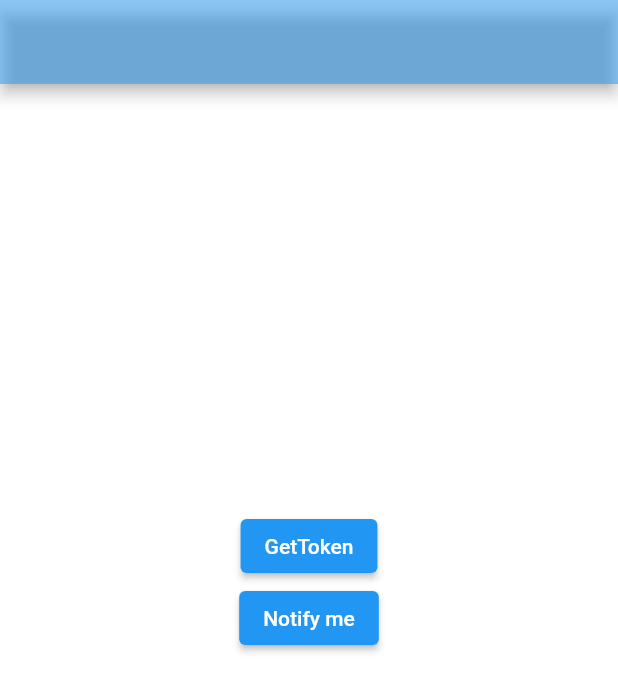
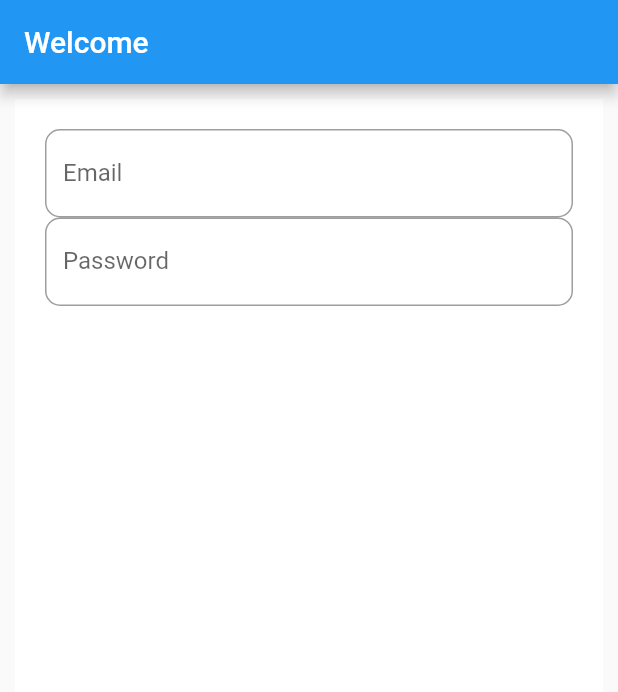
Before and after one commit to Peacemaker19/Peacemaker, a Flutter app: the screen it shows after launch, on a phone screen of 412 x 824 dp. Shown: the top 692 px of the screen. Run offline on Flutter 3.47's test engine with Material 2 defaults, Android fonts, the phone set to English and light mode, and no system bars; our stand-ins replace firebase_messaging, flutter_local_notifications; accounts and stored records are empty.

Commit message:
Authentication using firebase

```diff
--- /dev/null
+++ b/lib/authentication.dart
@@ -0,0 +1,41 @@
+import 'package:flutter/material.dart';
+
+class AuthScreen extends StatelessWidget {
+  const AuthScreen({super.key});
+
+  @override
+  Widget build(BuildContext context) {
+    return Scaffold(
+      appBar: AppBar(
+        title: const Text('Welcome'),
+      ),
+      body: Container(
+        color: Colors.white,
+        padding: const EdgeInsets.all(20),
+        margin: const EdgeInsets.all(10),
+        child: const Center(
+          child: Column(
+            children: [
+              SizedBox(
+                child: TextField(
+                  decoration: InputDecoration(
+                      label: Text('Email'),
+                      border: OutlineInputBorder(
+                          borderRadius: BorderRadius.all(Radius.circular(10)))),
+                ),
+              ),
+              SizedBox(
+                child: TextField(
+                  decoration: InputDecoration(
+                      label: Text('Password'),
+                      border: OutlineInputBorder(
+                          borderRadius: BorderRadius.all(Radius.circular(10)))),
+                ),
+              )
+            ],
+          ),
+        ),
+      ),
+    );
+  }
+}
--- a/lib/main.dart
+++ b/lib/main.dart
@@ -1,6 +1,7 @@
 import 'package:firebase_messaging/firebase_messaging.dart';
 import 'package:flutter/material.dart';
 import 'package:flutter_local_notifications/flutter_local_notifications.dart';
+import 'package:peacemaker/authentication.dart';
 import 'package:peacemaker/noti.dart';
 
 final FlutterLocalNotificationsPlugin flutterLocalNotificationsPlugin =
@@ -18,7 +19,7 @@ class MyApp extends StatelessWidget {
   Widget build(BuildContext context) {
     return const MaterialApp(
       debugShowCheckedModeBanner: false,
-      home: HomePage(),
+      home: AuthScreen(),
     );
   }
 }
```
Also changed, not shown: lib/HomePage.dart (added, +35 -0 lines).
